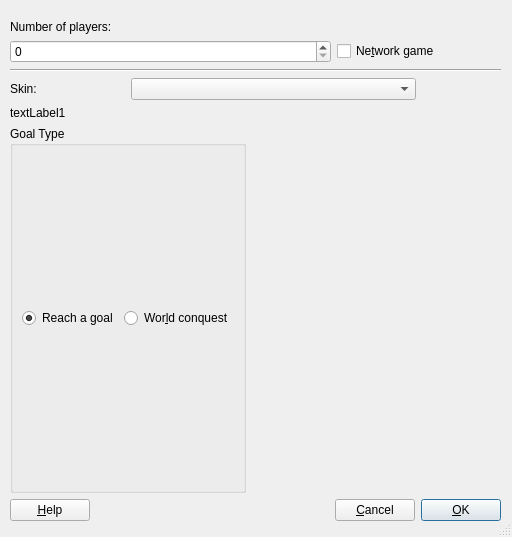
Above: ksirk/Dialogs/newGameDialog.ui from KDE/ksirk before the change. Below: the same form after it.
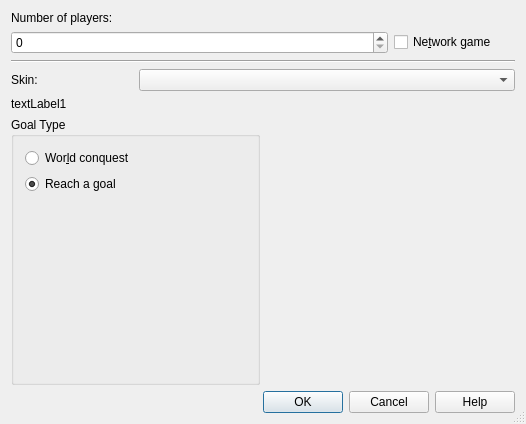
That is the form after the change. Icons and pictures are not drawn. Custom widgets are drawn as their Qt base class.

Commit message: give the new game dialog proper layouting

Diff of the .ui file:
```diff
--- a/ksirk/Dialogs/newGameDialog.ui
+++ b/ksirk/Dialogs/newGameDialog.ui
@@ -7,36 +7,54 @@
    <rect>
     <x>0</x>
     <y>0</y>
-    <width>512</width>
-    <height>537</height>
+    <width>526</width>
+    <height>424</height>
    </rect>
   </property>
   <property name="windowTitle" >
    <string>Ksirk - New game properties</string>
   </property>
-  <property name="windowIcon" >
-   <iconset/>
-  </property>
   <property name="sizeGripEnabled" >
    <bool>true</bool>
   </property>
-  <widget class="QWidget" name="" >
-   <property name="geometry" >
-    <rect>
-     <x>10</x>
-     <y>20</y>
-     <width>491</width>
-     <height>501</height>
-    </rect>
-   </property>
    <layout class="QGridLayout" >
-    <property name="margin" >
-     <number>0</number>
-    </property>
-    <property name="spacing" >
-     <number>6</number>
-    </property>
-    <item row="2" column="0" colspan="5" >
+   <item row="0" column="0" colspan="4" >
+    <widget class="QLabel" name="textLabel1" >
+     <property name="text" >
+      <string>Number of players:</string>
+     </property>
+     <property name="wordWrap" >
+      <bool>false</bool>
+     </property>
+    </widget>
+   </item>
+   <item row="1" column="0" colspan="3" >
+    <widget class="QSpinBox" name="playersNumberEntry" >
+     <property name="toolTip" >
+      <string>Spin this to choose the number of players.</string>
+     </property>
+     <property name="whatsThis" >
+      <string>A spin box to choose the number of players</string>
+     </property>
+    </widget>
+   </item>
+   <item row="1" column="3" >
+    <widget class="QCheckBox" name="networkGameCheckBox" >
+     <property name="toolTip" >
+      <string>Check this to create a network game</string>
+     </property>
+     <property name="whatsThis" >
+      <string>A network game will be created if checked</string>
+     </property>
+     <property name="text" >
+      <string>Ne&amp;twork game</string>
+     </property>
+     <property name="shortcut" >
+      <string>Alt+T</string>
+     </property>
+    </widget>
+   </item>
+   <item row="2" column="0" colspan="4" >
      <widget class="Line" name="line1" >
       <property name="frameShape" >
        <enum>QFrame::HLine</enum>
@@ -49,16 +67,6 @@
       </property>
      </widget>
     </item>
-    <item row="1" column="0" colspan="3" >
-     <widget class="QSpinBox" name="playersNumberEntry" >
-      <property name="toolTip" >
-       <string>Spin this to choose the number of players.</string>
-      </property>
-      <property name="whatsThis" >
-       <string>A spin box to choose the number of players</string>
-      </property>
-     </widget>
-    </item>
     <item row="3" column="0" >
      <widget class="QLabel" name="textLabel2" >
       <property name="text" >
@@ -69,55 +77,56 @@
       </property>
      </widget>
     </item>
+   <item row="3" column="1" colspan="3" >
+    <widget class="QComboBox" name="skinCombo" >
+     <property name="toolTip" >
+      <string>Choose the skin (map, nationalities, etc.) to use for this game.</string>
+     </property>
+     <property name="whatsThis" >
+      <string>A combo listing all the available skins.</string>
+     </property>
+    </widget>
+   </item>
+   <item row="4" column="0" colspan="4" >
+    <widget class="QLabel" name="skinDescLabel" >
+     <property name="text" >
+      <string>textLabel1</string>
+     </property>
+     <property name="alignment" >
+      <set>Qt::AlignVCenter</set>
+     </property>
+     <property name="wordWrap" >
+      <bool>false</bool>
+     </property>
+    </widget>
+   </item>
+   <item row="5" column="2" colspan="2" >
+    <widget class="QLabel" name="skinSnapshotPixmap" >
+     <property name="sizePolicy" >
+      <sizepolicy vsizetype="Expanding" hsizetype="Expanding" >
+       <horstretch>0</horstretch>
+       <verstretch>0</verstretch>
+      </sizepolicy>
+     </property>
+     <property name="pixmap" >
+      <pixmap/>
+     </property>
+     <property name="scaledContents" >
+      <bool>true</bool>
+     </property>
+     <property name="wordWrap" >
+      <bool>false</bool>
+     </property>
+    </widget>
+   </item>
     <item row="5" column="0" colspan="2" >
      <widget class="QGroupBox" name="goalGroup" >
       <property name="title" >
        <string>Goal Type</string>
       </property>
-      <layout class="QHBoxLayout" >
-       <property name="margin" >
-        <number>9</number>
-       </property>
-       <property name="spacing" >
-        <number>6</number>
-       </property>
-       <item>
-        <widget class="QRadioButton" name="radioGoal" >
-         <property name="sizePolicy" >
-          <sizepolicy>
-           <hsizetype>7</hsizetype>
-           <vsizetype>7</vsizetype>
-           <horstretch>0</horstretch>
-           <verstretch>0</verstretch>
-          </sizepolicy>
-         </property>
-         <property name="toolTip" >
-          <string>Choose this to have a goal assigned to each player.</string>
-         </property>
-         <property name="whatsThis" >
-          <string>In this mode, a goal will be assigned to each player, which he will have to reach in order to win.</string>
-         </property>
-         <property name="text" >
-          <string>Reach a goal</string>
-         </property>
-         <property name="shortcut" >
-          <string/>
-         </property>
-         <property name="checked" >
-          <bool>true</bool>
-         </property>
-        </widget>
-       </item>
+     <layout class="QVBoxLayout" >
        <item>
         <widget class="QRadioButton" name="radioWorld" >
-         <property name="sizePolicy" >
-          <sizepolicy>
-           <hsizetype>7</hsizetype>
-           <vsizetype>7</vsizetype>
-           <horstretch>0</horstretch>
-           <verstretch>0</verstretch>
-          </sizepolicy>
-         </property>
          <property name="toolTip" >
           <string>Choose this for players to have to conquer all the world to win.</string>
          </property>
@@ -132,80 +141,21 @@
          </property>
         </widget>
        </item>
-      </layout>
-     </widget>
-    </item>
-    <item row="0" column="0" colspan="5" >
-     <widget class="QLabel" name="textLabel1" >
-      <property name="text" >
-       <string>Number of players:</string>
-      </property>
-      <property name="wordWrap" >
-       <bool>false</bool>
-      </property>
-     </widget>
-    </item>
-    <item rowspan="2" row="4" column="2" colspan="3" >
-     <widget class="QLabel" name="skinSnapshotPixmap" >
-      <property name="sizePolicy" >
-       <sizepolicy>
-        <hsizetype>7</hsizetype>
-        <vsizetype>7</vsizetype>
-        <horstretch>0</horstretch>
-        <verstretch>0</verstretch>
-       </sizepolicy>
-      </property>
-      <property name="pixmap" >
-       <pixmap/>
-      </property>
-      <property name="scaledContents" >
-       <bool>true</bool>
-      </property>
-      <property name="wordWrap" >
-       <bool>false</bool>
-      </property>
-     </widget>
-    </item>
-    <item row="4" column="0" colspan="2" >
-     <widget class="QLabel" name="skinDescLabel" >
-      <property name="text" >
-       <string>textLabel1</string>
-      </property>
-      <property name="alignment" >
-       <set>Qt::AlignVCenter</set>
-      </property>
-      <property name="wordWrap" >
-       <bool>false</bool>
-      </property>
-     </widget>
-    </item>
-    <item row="3" column="1" colspan="3" >
-     <widget class="QComboBox" name="skinCombo" >
+      <item>
+       <widget class="QRadioButton" name="radioGoal" >
       <property name="toolTip" >
-       <string>Choose the skin (map, nationalities, etc.) to use for this game.</string>
+         <string>Choose this to have a goal assigned to each player.</string>
       </property>
       <property name="whatsThis" >
-       <string>A combo listing all the available skins.</string>
-      </property>
-     </widget>
-    </item>
-    <item row="6" column="0" colspan="5" >
-     <layout class="QHBoxLayout" >
-      <property name="margin" >
-       <number>0</number>
-      </property>
-      <property name="spacing" >
-       <number>6</number>
-      </property>
-      <item>
-       <widget class="QPushButton" name="buttonHelp" >
+         <string>In this mode, a goal will be assigned to each player, which he will have to reach in order to win.</string>
+        </property>
         <property name="text" >
-         <string>&amp;Help</string>
+         <string>Reach a goal</string>
         </property>
         <property name="shortcut" >
-         <string>F1</string>
+         <string/>
         </property>
-        <property name="autoDefault" >
+        <property name="checked" >
          <bool>true</bool>
         </property>
        </widget>
@@ -213,73 +163,36 @@
       <item>
        <spacer>
         <property name="orientation" >
-         <enum>Qt::Horizontal</enum>
-        </property>
-        <property name="sizeType" >
-         <enum>QSizePolicy::Expanding</enum>
+         <enum>Qt::Vertical</enum>
         </property>
         <property name="sizeHint" >
          <size>
           <width>20</width>
-          <height>20</height>
+          <height>40</height>
          </size>
         </property>
        </spacer>
       </item>
-      <item>
-       <widget class="QPushButton" name="buttonCancel" >
-        <property name="text" >
-         <string>&amp;Cancel</string>
-        </property>
-        <property name="shortcut" >
-         <string/>
-        </property>
-        <property name="autoDefault" >
-         <bool>false</bool>
-        </property>
-        <property name="default" >
-         <bool>false</bool>
-        </property>
-       </widget>
-      </item>
-      <item>
-       <widget class="QPushButton" name="buttonOk" >
-        <property name="text" >
-         <string>&amp;OK</string>
-        </property>
-        <property name="shortcut" >
-         <string/>
-        </property>
-        <property name="autoDefault" >
-         <bool>true</bool>
-        </property>
-        <property name="default" >
-         <bool>true</bool>
-        </property>
+     </layout>
+    </widget>
+   </item>
+   <item row="6" column="0" colspan="4" >
+    <widget class="KDialogButtonBox" name="buttonbox" >
+     <property name="standardButtons" >
+      <set>QDialogButtonBox::Cancel|QDialogButtonBox::Help|QDialogButtonBox::Ok</set>
+     </property>
        </widget>
       </item>
      </layout>
-    </item>
-    <item row="1" column="3" colspan="2" >
-     <widget class="QCheckBox" name="networkGameCheckBox" >
-      <property name="toolTip" >
-       <string>Check this to create a network game</string>
-      </property>
-      <property name="whatsThis" >
-       <string>A network game will be created if checked</string>
-      </property>
-      <property name="text" >
-       <string>Ne&amp;twork game</string>
-      </property>
-      <property name="shortcut" >
-       <string>Alt+T</string>
-      </property>
-     </widget>
-    </item>
-   </layout>
-  </widget>
  </widget>
  <layoutdefault spacing="6" margin="11" />
+ <customwidgets>
+  <customwidget>
+   <class>KDialogButtonBox</class>
+   <extends>QDialogButtonBox</extends>
+   <header>kdialogbuttonbox.h</header>
+  </customwidget>
+ </customwidgets>
  <tabstops>
   <tabstop>skinCombo</tabstop>
   <tabstop>playersNumberEntry</tabstop>
```
Left out of the diff: 21 changed lines with no effect on the pictures. Lines whose indentation alone changed are shown as unchanged. The commit also changes 1 other file.
